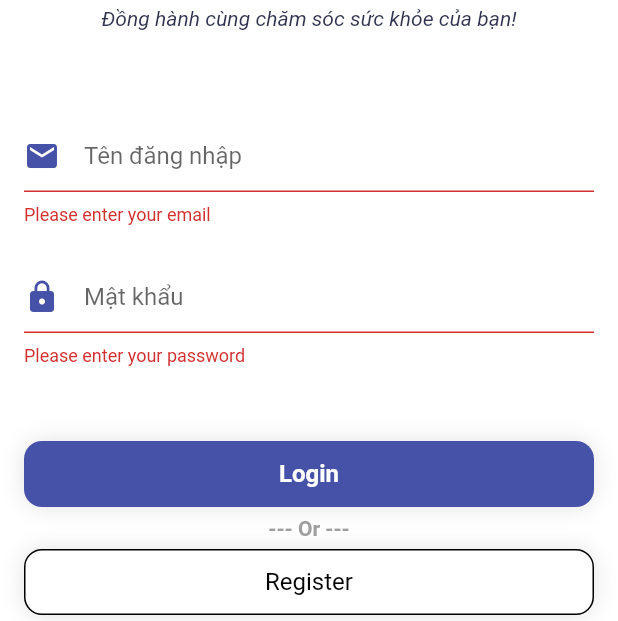
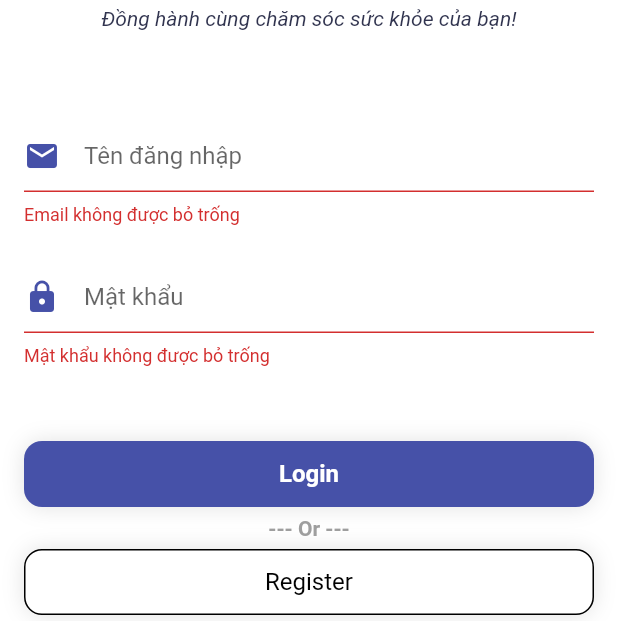
Before and after one commit to HoangVi-Forwork/medical_app, a Flutter app: the screen it shows after launch, after a tap on "Login", on a phone screen of 412 x 824 dp, the part 615-1236 px from its top. Run offline on Flutter 3.47's test engine with Material 2 defaults, Android fonts, the phone set to English and light mode, and no system bars; our stand-ins replace bloc, equatable, firebase_auth, firebase_core, flutter_bloc, flutter_html and 3 more; missing offline and left inert: dart:ffi; accounts and stored records are empty; network calls fail; Roboto replaces fonts that are missing (TextStyle); project files that could hold a hidden picture were left out.

Commit message:
Checkout new branch

```diff
--- a/lib/config/url_config.dart
+++ b/lib/config/url_config.dart
@@ -1,4 +1,4 @@
 // ignore_for_file: non_constant_identifier_names
 class Configs {
-  static String IP4Local = 'http://localhost:5090/';
+  static String IP4Local = 'http://192.168.1.4:5090/';
 }
--- a/lib/views/auth/sign_up/sign_up_screen.dart
+++ b/lib/views/auth/sign_up/sign_up_screen.dart
@@ -4,6 +4,7 @@ import 'package:http/http.dart' as http;
 import 'dart:convert';
 
 import '../../../blocs/auth/auth_bloc.dart';
+import '../../../config/url_config.dart';
 import '../../../widgets/buttons/auth/buttons_widget.dart';
 import '../../landing/landing_screen.dart';
 import '../sign_in/sign_in_screen.dart';
@@ -168,7 +169,8 @@ class _SignUpScreenState extends State<SignUpScreen> {
       };
 
       final response = await http.post(
-        Uri.parse('http://localhost:5090/api/registerd'), // Replace with your backend URL
+        Uri.parse(
+            '${Configs.IP4Local}api/registerd'), // Replace with your backend URL
         body: userData,
       );
 
@@ -223,7 +225,8 @@ Widget buildTextFormField({
         if (value.length < 8) {
           return 'Mật khẩu phải có ít nhất 8 ký tự';
         }
-        if (!RegExp(r'^(?=.*[a-z])(?=.*[A-Z])[a-zA-Z\d]{8,}$').hasMatch(value)) {
+        if (!RegExp(r'^(?=.*[a-z])(?=.*[A-Z])[a-zA-Z\d]{8,}$')
+            .hasMatch(value)) {
           return 'Mật khẩu phải chứa ít nhất 1 chữ hoa và 1 chữ thường';
         }
         return null;
--- a/lib/views/home/home_detail_disease.dart
+++ b/lib/views/home/home_detail_disease.dart
@@ -26,7 +26,9 @@ class HomeDetailDisease extends StatelessWidget {
         actions: [
           IconButton(
             icon: const Icon(Icons.bookmark_add),
-            onPressed: () {},
+            onPressed: () {
+              print('Thêm vào mục quan tâm');
+            },
           ),
         ],
       ),
--- a/lib/widgets/draw.dart
+++ b/lib/widgets/draw.dart
@@ -15,7 +15,6 @@ class buildDrawer extends StatelessWidget {
   @override
   Widget build(BuildContext context) {
     // LOGOUT FUNC
-
     void _logout(BuildContext context) {
       BlocProvider.of<AuthBloc>(context).add(SignOutRequested());
     }
--- a/lib/widgets/text_input_widgets/auth/text_input_widgets.dart
+++ b/lib/widgets/text_input_widgets/auth/text_input_widgets.dart
@@ -27,28 +27,28 @@ class _buildTextFormFieldState extends State<buildTextFormField> {
   // Validata
   String? validateEmail(String? value) {
     if (value == null || value.isEmpty) {
-      return 'Please enter your email';
+      return 'Email không được bỏ trống';
     }
     final emailRegExp = RegExp(r'^[\w-\.]+@([\w-]+\.)+[\w-]{2,4}$');
     if (!emailRegExp.hasMatch(value)) {
-      return 'Invalid email format';
+      return 'Hãy nhập Email';
     }
     return null;
   }
 
   String? validateUsername(String? value) {
     if (value == null || value.isEmpty) {
-      return 'Please enter your username';
+      return 'Hãy nhập tên đăng nhập!';
     }
     return null;
   }
 
   String? validatePassword(String? value) {
     if (value == null || value.isEmpty) {
-      return 'Please enter your password';
+      return 'Mật khẩu không được bỏ trống';
     }
     if (value.length < 8) {
-      return 'Password must be at least 8 characters long';
+      return 'Mật khẩu tối thiểu 8 ký tự!';
     }
     return null;
   }
--- a/pubspec.yaml
+++ b/pubspec.yaml
@@ -48,7 +48,7 @@ dependencies:
   loading_animation_widget: ^1.2.0+4
   flutter_svg: ^1.1.6
   http:
-  flutter_html: ^3.0.0-beta.2
+  flutter_html:
 dev_dependencies:
   flutter_test:
     sdk: flutter
```
Also changed, not shown: lib/views/auth/sign_in/sign_in_screen.dart (+5 -27 lines), lib/views/favorited/favourited_screen.dart (+0 -32 lines), pubspec.lock.
